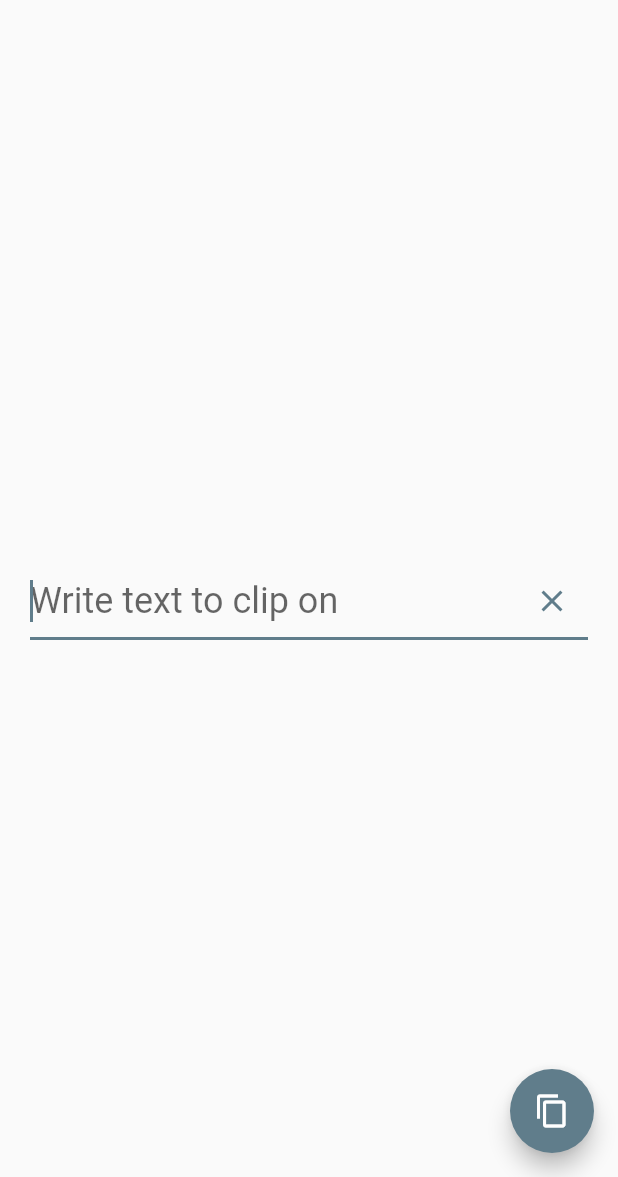
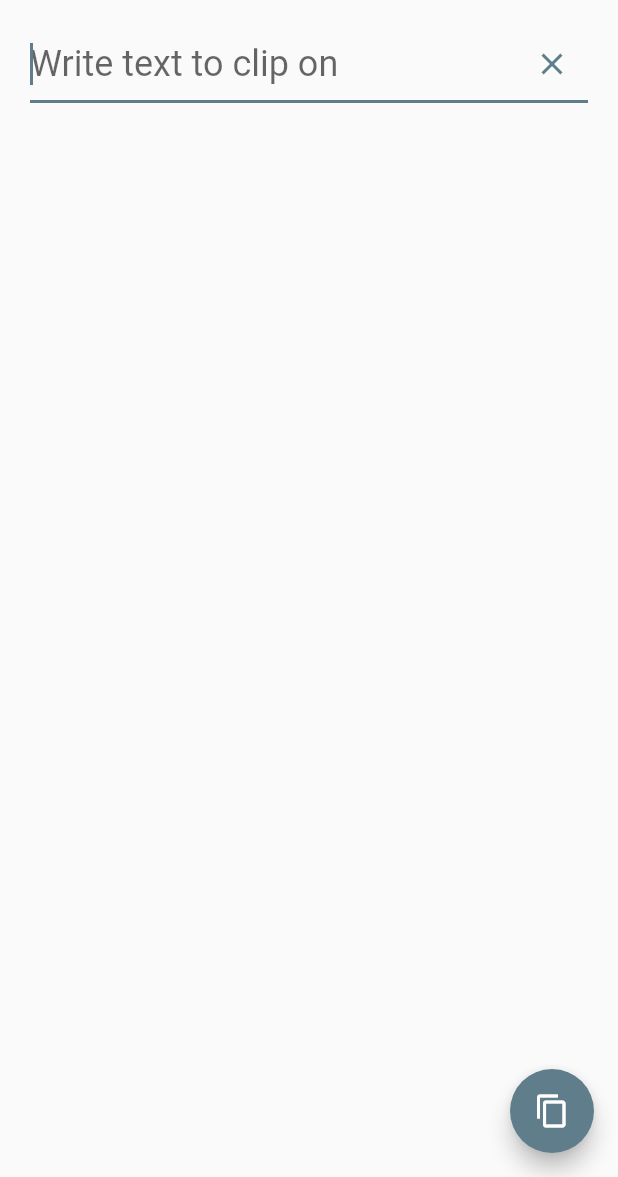
Before and after one commit to wanbok/AutoClip, a Flutter app: the screen it shows after launch, on a phone screen of 412 x 824 dp, the part 59-1236 px from its top. Run offline on Flutter 3.47's test engine with Material 2 defaults, Android fonts, the phone set to English and light mode, and no system bars; our stand-ins replace flutter_local_notifications, shared_preferences.

Commit message:
Fix a extending vertical bugs, But It has another problem still

```diff
--- a/lib/main.dart
+++ b/lib/main.dart
@@ -136,25 +136,12 @@ class _MainState extends State<Main> with WidgetsBindingObserver {
         brightness: Brightness.light,
       ),
       body: Container(
-        margin: const EdgeInsets.only(left: 20.0, right: 20.0),
+        margin: const EdgeInsets.only(left: 20.0, right: 20.0, bottom: 10),
         child: Column(
-          // Column is also layout widget. It takes a list of children and
-          // arranges them vertically. By default, it sizes itself to fit its
-          // children horizontally, and tries to be as tall as its parent.
-          //
-          // Invoke "debug painting" (press "p" in the console, choose the
-          // "Toggle Debug Paint" action from the Flutter Inspector in Android
-          // Studio, or the "Toggle Debug Paint" command in Visual Studio Code)
-          // to see the wireframe for each widget.
-          //
-          // Column has various properties to control how it sizes itself and
-          // how it positions its children. Here we use mainAxisAlignment to
-          // center the children vertically; the main axis here is the vertical
-          // axis because Columns are vertical (the cross axis would be
-          // horizontal).
           mainAxisAlignment: MainAxisAlignment.center,
           children: <Widget>[
-            TextField(
+            Expanded(
+              child: TextField(
                 autofocus: true,
                 maxLines: null,
                 keyboardType: TextInputType.multiline,
@@ -170,6 +157,7 @@ class _MainState extends State<Main> with WidgetsBindingObserver {
                 ),
                 style: Theme.of(context).textTheme.headline,
               ),
+            ),
           ],
         ),
       ),
```
Lines whose indentation alone changed are shown as unchanged.
